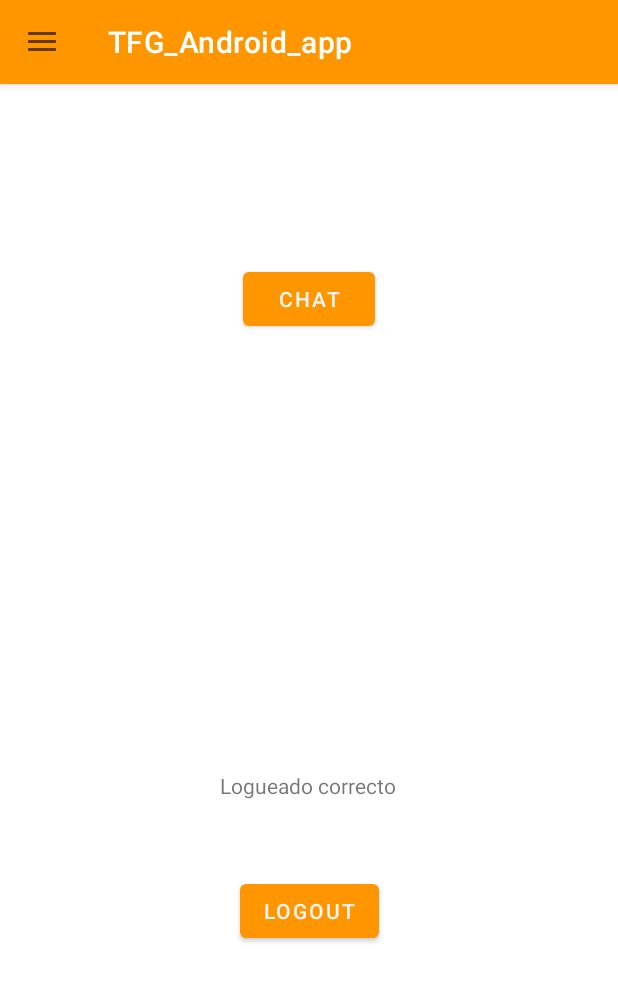
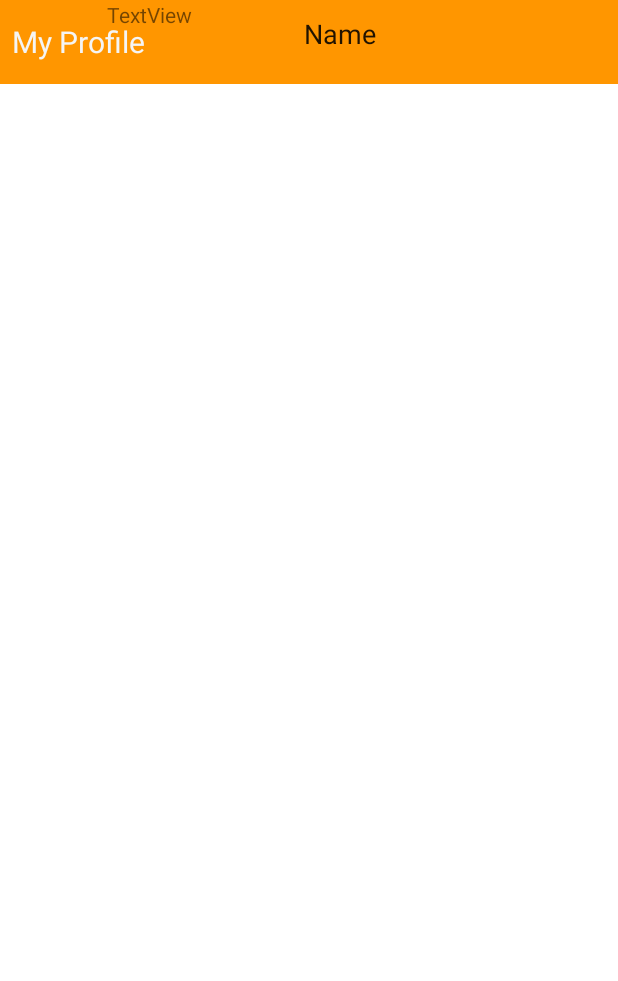
Before and after one commit to netJdev/TFG_Android_app, an Android app: the screen it shows after launch once a user with an empty profile is signed in (MenuPrincipal before the commit, ProfileActivity after it), in the side drawer, after a tap on "My classes", on a phone screen of 412 x 824 dp. Shown: the top 981 px of the screen. Run offline under Robolectric (Android 15) with nearby library versions, the phone set to English and light mode, and no system bars; our stand-ins replace Firebase (no records; nobody signed in at launch, a user with empty details on screens opened directly).

Commit message:
Comienzo menú lateral 2

```diff
--- a/app/build.gradle
+++ b/app/build.gradle
@@ -45,6 +45,7 @@ dependencies {
     implementation 'androidx.appcompat:appcompat:1.4.1'
     implementation 'com.google.android.material:material:1.5.0'
     implementation 'androidx.constraintlayout:constraintlayout:2.1.3'
+    implementation 'androidx.legacy:legacy-support-v4:1.0.0'
     testImplementation 'junit:junit:4.13.2'
     androidTestImplementation 'androidx.test.ext:junit:1.1.3'
     androidTestImplementation 'androidx.test.espresso:espresso-core:3.4.0'
@@ -52,6 +53,10 @@ dependencies {
     // Navigation drawer
     implementation 'androidx.drawerlayout:drawerlayout:1.1.1'
     implementation 'androidx.coordinatorlayout:coordinatorlayout:1.2.0'
+
+    // Fragments
+    implementation("androidx.navigation:navigation-fragment-ktx:2.4.2")
+    implementation("androidx.navigation:navigation-ui-ktx:2.4.2")
 
     implementation platform('com.google.firebase:firebase-bom:29.3.0')
     // Analytics
--- a/app/src/main/java/com/netjdev/tfg_android_app/vistas/MenuPrincipal.kt
+++ b/app/src/main/java/com/netjdev/tfg_android_app/vistas/MenuPrincipal.kt
@@ -1,5 +1,6 @@
 package com.netjdev.tfg_android_app.vistas
 
+import android.app.Activity
 import android.content.Intent
 import android.content.res.Configuration
 import androidx.appcompat.app.AppCompatActivity
@@ -110,13 +111,19 @@ class MenuPrincipal : AppCompatActivity(), NavigationView.OnNavigationItemSelect
         finish()
     }
 
+    // Carga de Activity
+    private fun loadActivity(context: Activity, activityClass: Class<ProfileActivity>) {
+        val intent = Intent(context, activityClass)
+        startActivity(intent)
+    }
+
     // Menú lateral
     override fun onNavigationItemSelected(item: MenuItem): Boolean {
         Log.d("Sportcenter","logout")
         when(item.itemId){
-            R.id.nav_item_profile->Toast.makeText(this,"Item 1", Toast.LENGTH_SHORT).show()
-            R.id.nav_item_classes->Toast.makeText(this,"Item 2", Toast.LENGTH_SHORT).show()
-            R.id.nav_item_payments->Toast.makeText(this,"Item 3", Toast.LENGTH_SHORT).show()
+            R.id.nav_item_profile->loadActivity(this, ProfileActivity::class.java)
+            R.id.nav_item_classes->loadActivity(this, ProfileActivity::class.java)
+            R.id.nav_item_payments->loadActivity(this, ProfileActivity::class.java)
             R.id.nav_item_four->logOut()
         }
         drawer.closeDrawer(GravityCompat.START)
--- /dev/null
+++ b/app/src/main/java/com/netjdev/tfg_android_app/vistas/ProfileActivity.kt
@@ -0,0 +1,26 @@
+package com.netjdev.tfg_android_app.vistas
+
+import androidx.appcompat.app.AppCompatActivity
+import android.os.Bundle
+import android.widget.TextView
+import com.netjdev.tfg_android_app.R
+import com.netjdev.tfg_android_app.databinding.ActivityProfileBinding
+
+class ProfileActivity : AppCompatActivity() {
+
+    // Variable para la vinculacion de vistas
+    private lateinit var binding: ActivityProfileBinding
+
+    override fun onCreate(savedInstanceState: Bundle?) {
+        super.onCreate(savedInstanceState)
+        binding = ActivityProfileBinding.inflate(layoutInflater)
+        setContentView(binding.root)
+
+        initComponents()
+    }
+
+    private fun initComponents() {
+        val text_header: TextView = findViewById(R.id.txtHeader)
+        text_header.text = getString(R.string.profile)
+    }
+}
--- /dev/null
+++ b/app/src/main/res/layout/activity_profile.xml
@@ -0,0 +1,34 @@
+<?xml version="1.0" encoding="utf-8"?>
+<androidx.constraintlayout.widget.ConstraintLayout xmlns:android="http://schemas.android.com/apk/res/android"
+    xmlns:app="http://schemas.android.com/apk/res-auto"
+    xmlns:tools="http://schemas.android.com/tools"
+    android:layout_width="match_parent"
+    android:layout_height="match_parent"
+    tools:context=".vistas.ProfileActivity">
+
+    <include
+        android:id="@+id/include"
+        layout="@layout/header"
+        android:layout_width="match_parent"
+        android:layout_height="wrap_content" />
+
+    <TextView
+        android:id="@+id/textView8"
+        android:layout_width="wrap_content"
+        android:layout_height="wrap_content"
+        android:text="TextView"
+        app:layout_constraintEnd_toStartOf="@+id/editTextTextPersonName"
+        app:layout_constraintStart_toStartOf="parent"
+        tools:layout_editor_absoluteY="127dp" />
+
+    <EditText
+        android:id="@+id/editTextTextPersonName"
+        android:layout_width="wrap_content"
+        android:layout_height="wrap_content"
+        android:ems="10"
+        android:inputType="textPersonName"
+        android:text="Name"
+        app:layout_constraintEnd_toEndOf="parent"
+        tools:layout_editor_absoluteY="101dp" />
+
+</androidx.constraintlayout.widget.ConstraintLayout>
--- a/app/src/main/res/layout/app_bar_main.xml
+++ b/app/src/main/res/layout/app_bar_main.xml
@@ -17,9 +17,7 @@
             android:layout_height="?attr/actionBarSize"
             android:background="?attr/colorPrimary"
             app:collapseIcon="@color/texto_oscuro"
-
             app:titleTextColor="@color/white" />
-
     </com.google.android.material.appbar.AppBarLayout>
 
 </androidx.coordinatorlayout.widget.CoordinatorLayout>
--- /dev/null
+++ b/app/src/main/res/layout/header.xml
@@ -0,0 +1,21 @@
+<?xml version="1.0" encoding="utf-8"?>
+<androidx.constraintlayout.widget.ConstraintLayout xmlns:android="http://schemas.android.com/apk/res/android"
+    xmlns:app="http://schemas.android.com/apk/res-auto"
+    android:layout_width="match_parent"
+    android:layout_height="match_parent">
+
+    <TextView
+        android:id="@+id/txtHeader"
+        android:layout_width="0dp"
+        android:layout_height="?attr/actionBarSize"
+        android:background="?attr/colorPrimary"
+        android:padding="8dp"
+        android:text=""
+        android:textSize="20dp"
+        android:textColor="@color/texto"
+        android:gravity="center_vertical"
+        app:layout_constraintEnd_toEndOf="parent"
+        app:layout_constraintStart_toStartOf="parent"
+        app:layout_constraintTop_toTopOf="parent" />
+
+</androidx.constraintlayout.widget.ConstraintLayout>
--- a/app/src/main/res/values/strings.xml
+++ b/app/src/main/res/values/strings.xml
@@ -24,4 +24,10 @@
     <string name="profile">My Profile</string>
     <string name="classes">My classes</string>
     <string name="payments">My payments</string>
+    <string name="name">Name</string>
+    <string name="surname1">Surname 1</string>
+    <string name="surname2">Surname 2</string>
+    <string name="tlf" translatable="false">Tlf.</string>
+    <string name="address">Address</string>
+    <string name="membership_number">Membership number</string>
 </resources>
```
Also changed, not shown: app/src/main/AndroidManifest.xml (+9 -6 lines), app/src/main/java/com/netjdev/tfg_android_app/vistas/ProfileFragment.kt (added, +20 -0 lines), app/src/main/res/layout/content_main.xml (added, +19 -0 lines), app/src/main/res/layout/fragment_profile.xml (added, +13 -0 lines), app/src/main/res/navigation/mobile_navigation.xml (added, +13 -0 lines), 1 other file.
